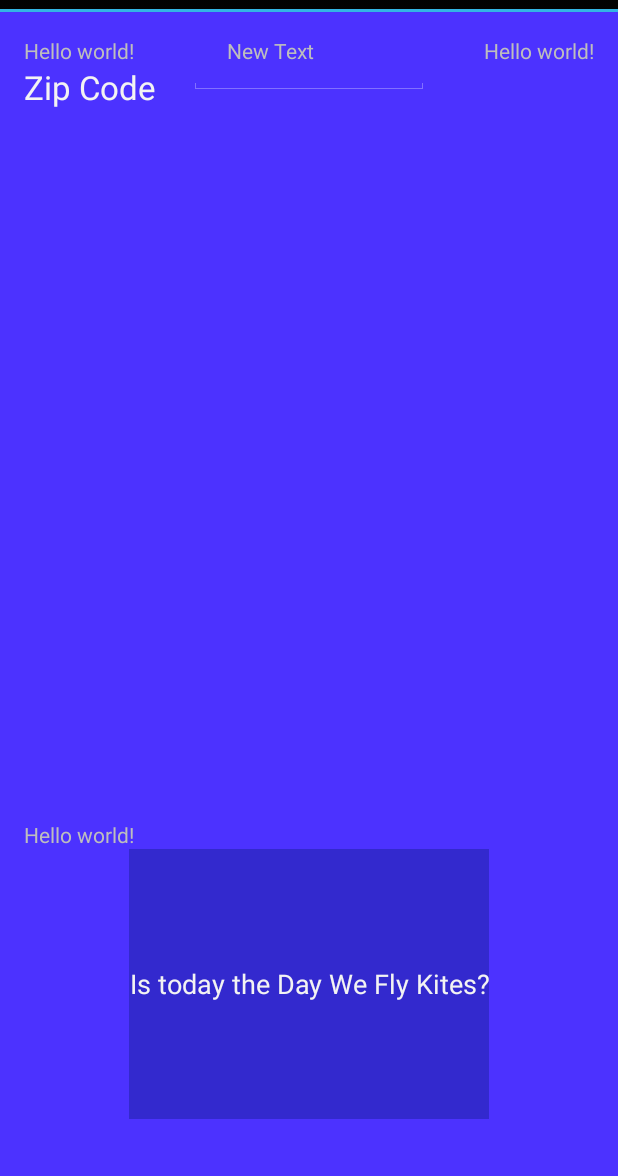
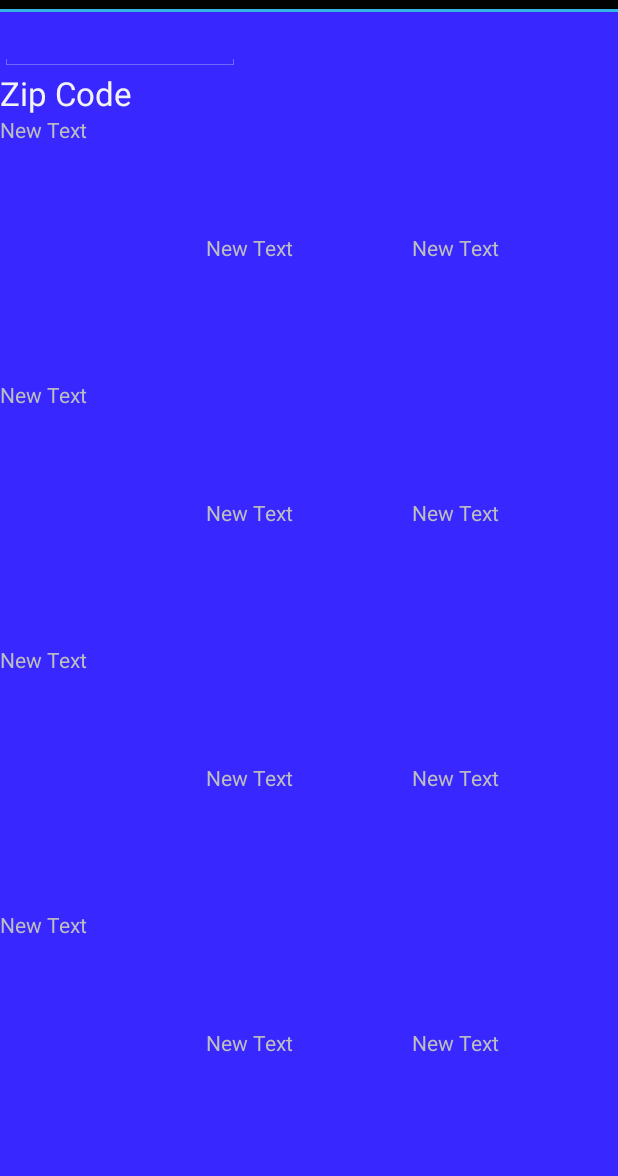
Before and after one commit to ThomasFifelski/WeatherAppStructure, an Android app: the screen it shows after launch (DisplayWeatherActivity before the commit, SecondActivity after it), in the options menu, after a tap on "Settings", on a phone screen of 412 x 824 dp, the part 60-1236 px from its top. Run offline under Robolectric (Android 15) with nearby library versions, the phone set to English and light mode, and no system bars.

Commit message:
commit 2

```diff
--- a/src/main/AndroidManifest.xml
+++ b/src/main/AndroidManifest.xml
@@ -26,8 +26,9 @@
             </intent-filter>
         </activity>
 
-        <!--<activity-->
-             <!--//   android:name=".FlyInfo " />-->
+        <activity
+               android:name=".SecondActivity" />
+
     </application>
 
 </manifest>
--- a/src/main/java/com/weatherornot/weatherornot/DisplayWeatherActivity.java
+++ b/src/main/java/com/weatherornot/weatherornot/DisplayWeatherActivity.java
@@ -15,106 +15,26 @@ import android.widget.TextView;
 //The main activity that we will be using to display weather data
 
 public class DisplayWeatherActivity extends Activity {
-    public PopulateDataTask getWeatherData;
-//    public PopulateAWeatherDataObject myWeatherDataPopulator;
-
     @Override
     protected void onCreate(Bundle savedInstanceState) {
         super.onCreate(savedInstanceState);
         setContentView(R.layout.activity_main);
-        Log.e("look","howbout now");
-        goGetWeatherData();
-
-//
-//        Button toData = (Button)findViewById(R.id.to_data);
-//
-//        toData.setOnClickListener(new View.OnClickListener() {
-//            @Override
-//            public void onClick(View view) {
-//                Intent i =new Intent(getApplicationContext(),FlyInfo.class);
-//                  startActivity(i);
-//                    finish();
-//
-//            }
-//        });
-//        buttonToSecondActivity.setOnClickListener(new View.OnClickListener() {
-//            @Override
-//            public void onClick(View view) {
-//                Intent i =new Intent(getApplicationContext(),FlyInfo.class);
-//                startActivity(i);
-//                finish();
-//
-//
-//
-//            }
-//        });
 
 
+        Button toData = (Button)findViewById(R.id.to_data);
 
+        toData.setOnClickListener(new View.OnClickListener() {
+            @Override
+            public void onClick(View view) {
+                Intent i =new Intent(getApplicationContext(),SecondActivity.class);
+                startActivity(i);
+                finish( );
+
+            }
+
+        });
     }
-//        toData.setOnClickListener(new View.OnClickListener() {
-//            @Override
-//            public void onClick(View view) {
-//                Intent intent = new Intent(a)
-//                //setContentView(R.layout.fly_info);
-//            }
-//        });
 
-
-
-
-
-//    private void updateDisplay(){
-//
-//     check to see if we have some weather data, and
-//     update the screen to reflect that new data
-//    }
-//
-//
-//     The following two methods are used to start other asynchronous
-//     processes outside of this activity.
-
-//step 1
-   public void goGetWeatherData(){
-       Log.e("look","2");
-        getWeatherData = new PopulateDataTask(this);
-   }
-//        this method could also take two double parameters for lat and
-//        long depending on how you want to move the data around.
-//        myWeatherDataPopulator = new PopulateAWeatherDataObject(this);
-//        myWeatherDataPopulator.execute(location);
-//    }
-
-//step 8
-    public void recieveWeatherData(KiteFlyingData myData){
-
-        Log.e (" look", "hey you ");
-
-        TextView x = (TextView) findViewById(R.id.windSpeedView);
-        x.setText(myData.getmWindSpeedString());
-//
-       TextView y =(TextView)findViewById(R.id.textView50);
-       y.setText(myData.getmWindBearingString());
-
-        TextView z =(TextView)findViewById(R.id.textView49);
-        z.setText(myData.getmPressureString());
-
-        TextView a =(TextView)findViewById(R.id.textView48);
-        a.setText(myData.getmVisibiltyString());
-
-
-       // TextView textView= findViewById(textView); could set a text view not ideal here
-//           TextView x = (TextView) findViewById(R.id.windSpeedView)
-//        String finalresult = String. valueOf(result) ;
-//        textview.setText(finalresult);
-//                   myData.getmWindSpeed();getmWindSpeed
-       //  String finalresult = String.valueof(result);
-       // textview.setText(finalresult);
-//        Double result = number1/number2;//number1 and number2 are double
-//        textView1.setText(""+result);
-//       update the display to show the new info
-
-    }
 
     @Override
     public boolean onCreateOptionsMenu(Menu menu) {
--- a/src/main/java/com/weatherornot/weatherornot/PopulateDataTask.java
+++ b/src/main/java/com/weatherornot/weatherornot/PopulateDataTask.java
@@ -23,10 +23,10 @@ import java.io.ByteArrayOutputStream;
  */
 public class PopulateDataTask extends AsyncTask<ForecastAPIRequestObject,Integer,KiteFlyingData> {
     UserLocationManager getLocationData;
-    DisplayWeatherActivity myFriendDisplayWeatherActivity;
+    SecondActivity myFriendDisplayWeatherActivity;
 
    //step 2
-    public PopulateDataTask(DisplayWeatherActivity activity){
+    public PopulateDataTask(SecondActivity activity){
 
         super();
         Log.e("look","3");
--- /dev/null
+++ b/src/main/java/com/weatherornot/weatherornot/SecondActivity.java
@@ -0,0 +1,122 @@
+package com.weatherornot.weatherornot;
+
+import android.app.Activity;
+import android.content.Intent;
+import android.os.Bundle;
+import android.util.Log;
+import android.view.Menu;
+import android.view.View;
+import android.widget.Button;
+import android.widget.TextView;
+
+/**
+ * Created by tom on 9/9/13.
+ */
+public class SecondActivity extends Activity {
+
+// change
+public PopulateDataTask getWeatherData;
+//    public PopulateAWeatherDataObject myWeatherDataPopulator;
+
+    @Override
+    protected void onCreate(Bundle savedInstanceState) {
+        super.onCreate(savedInstanceState);
+        setContentView(R.layout.fly_info);
+        Log.e("look", "howbout now");
+        goGetWeatherData();
+
+
+//
+//        Button toData = (Button)findViewById(R.id.to_data);
+//
+//        toData.setOnClickListener(new View.OnClickListener() {
+//            @Override
+//            public void onClick(View view) {
+//                Intent i =new Intent(getApplicationContext(),FlyInfo.class);
+//                  startActivity(i);
+//                    finish( );
+//
+//            }
+//
+//
+//
+//        });
+//        buttonToSecondActivity.setOnClickListener(new View.OnClickListener() {
+//            @Override
+//            public void onClick(View view) {
+//                Intent i =new Intent(getApplicationContext(),FlyInfo.class);
+//                startActivity(i);
+//                finish();
+//
+//
+//
+//            }
+//        });
+
+
+
+    }
+
+
+//        toData.setOnClickListener(new View.OnClickListener() {
+//            @Override
+//            public void onClick(View view) {
+//                Intent intent = new Intent(a)
+//                //setContentView(R.layout.fly_info);
+//            }
+//        });
+
+
+
+
+
+//    private void updateDisplay(){
+//
+//     check to see if we have some weather data, and
+//     update the screen to reflect that new data
+//    }
+//
+//
+//     The following two methods are used to start other asynchronous
+//     processes outside of this activity.
+
+    //step 1
+    public void goGetWeatherData(){
+        Log.e("look","2");
+        getWeatherData = new PopulateDataTask(this);
+    }
+//        this method could also take two double parameters for lat and
+//        long depending on how you want to move the data around.
+//        myWeatherDataPopulator = new PopulateAWeatherDataObject(this);
+//        myWeatherDataPopulator.execute(location);
+//    }
+
+    //step 8
+    public void recieveWeatherData(KiteFlyingData myData){
+
+        Log.e (" look", "hey you ");
+//
+//        TextView x = (TextView) findViewById(R.id.windSpeedView);
+//        x.setText(myData.getmWindSpeedString());
+////
+//        TextView y =(TextView)findViewById(R.id.textView50);
+//        y.setText(myData.getmWindBearingString());
+//
+//        TextView z =(TextView)findViewById(R.id.textView49);
+//        z.setText(myData.getmPressureString());
+
+        TextView a =(TextView)findViewById(R.id.textView15);
+        a.setText(myData.getmVisibiltyString());
+
+
+
+    }
+
+    @Override
+    public boolean onCreateOptionsMenu(Menu menu) {
+        // Inflate the menu; this adds items to the action bar if it is present.
+        getMenuInflater().inflate(R.menu.main, menu);
+        return true;
+    }
+
+}
```
